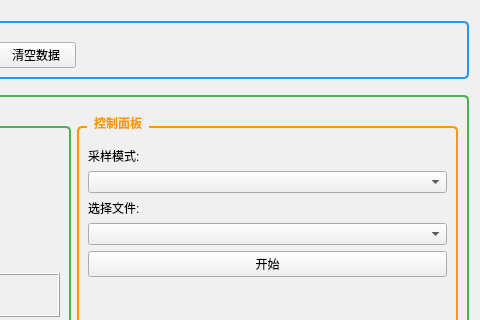
rooftop-119/Comprehensive-Design, file src/software/comtool/form/frmcomtool.ui: the form before one commit; both pictures show x 720 to 1200 and y 0 to 320 of the 1200 by 847 pixel window.
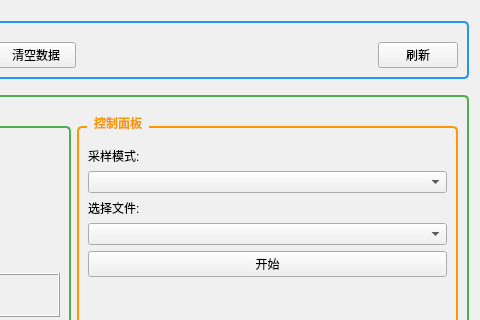
The form after the commit. Custom widgets are drawn as their Qt base class.

What changed in the file:
```diff
--- a/src/software/comtool/form/frmcomtool.ui
+++ b/src/software/comtool/form/frmcomtool.ui
@@ -115,6 +115,13 @@
         </property>
        </spacer>
       </item>
+      <item>
+       <widget class="QPushButton" name="pushButtonFresh">
+        <property name="text">
+         <string>刷新</string>
+        </property>
+       </widget>
+      </item>
      </layout>
     </widget>
    </item>
@@ -483,6 +490,11 @@
    <header>qcustomplot.h</header>
    <container>1</container>
   </customwidget>
+  <customwidget>
+   <class>ClickableButton</class>
+   <extends>QPushButton</extends>
+   <header>clickablebutton.h</header>
+  </customwidget>
  </customwidgets>
  <resources/>
  <connections/>
```
Left out of the diff: 2 changed lines with no effect on the pictures.
